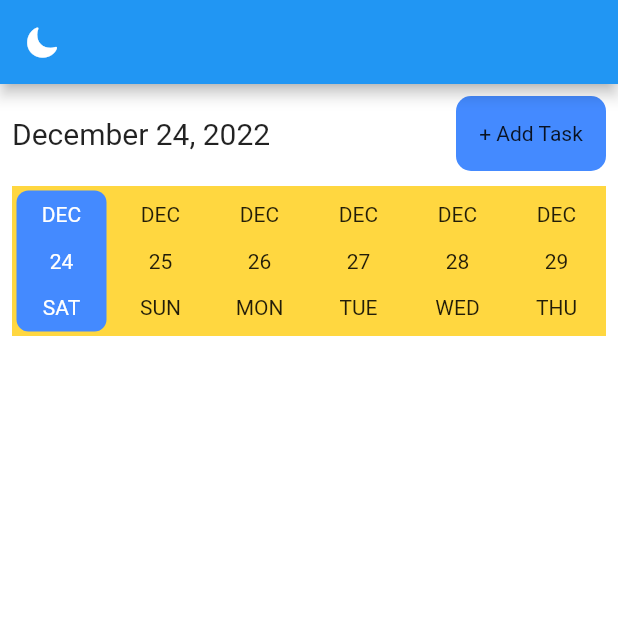
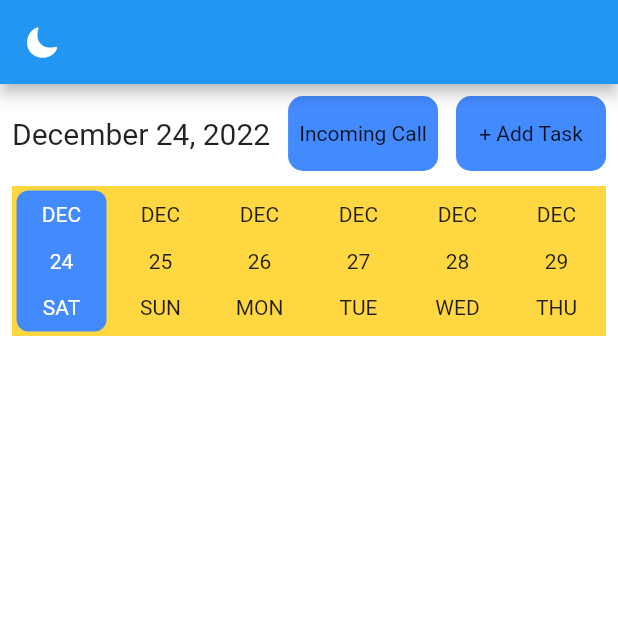
Before and after one commit to sachin-rai1/flutter_localnotification, a Flutter app: the HomePage screen opened directly, on a phone screen of 412 x 824 dp, the top half of it. Run offline on Flutter 3.47's test engine with Material 2 defaults, Android fonts, the phone set to English and light mode, and no system bars; drawn by our look-alikes of date_picker_timeline; our stand-ins replace date_format, flutter_local_notifications, flutter_native_timezone, flutter_staggered_animations, fluttertoast, get and 7 more; missing offline and left inert: android_alarm_manager_plus, call_log, flutter_overlay_window, phone_state, workmanager; accounts and stored records are empty.

Commit message:
BUG FIXES

```diff
--- a/lib/HomePage.dart
+++ b/lib/HomePage.dart
@@ -5,6 +5,7 @@ import 'package:flutter/cupertino.dart';
 import 'package:flutter/foundation.dart';
 import 'package:flutter/material.dart';
 import 'package:flutter_localnotification/AddTask.dart';
+import 'package:flutter_localnotification/Call%20Management/incomingCall.dart';
 import 'package:flutter_localnotification/Models/TaskModels.dart';
 import 'package:flutter_localnotification/MyWidgets.dart';
 import 'package:flutter_staggered_animations/flutter_staggered_animations.dart';
@@ -60,6 +61,15 @@ class _HomePageState extends State<HomePage> {
         ),
         MyButton(
           onTap: () async {
+            Get.to(()=> const GetIncomingCall());
+          },
+          label: 'Incoming Call',
+          height: 50,
+          width: 100,
+          circularInt: 10,
+        ),
+        MyButton(
+          onTap: () async {
             await Get.to(() => const AddTask());
             setState(() {
               _taskController.getTasks();
@@ -70,6 +80,7 @@ class _HomePageState extends State<HomePage> {
           width: 100,
           circularInt: 10,
         ),
+
       ],
     );
   }
```
Also changed, not shown: lib/Call Management/incomingCall.dart (+34 -6 lines), lib/main.dart (+5 -3 lines).
